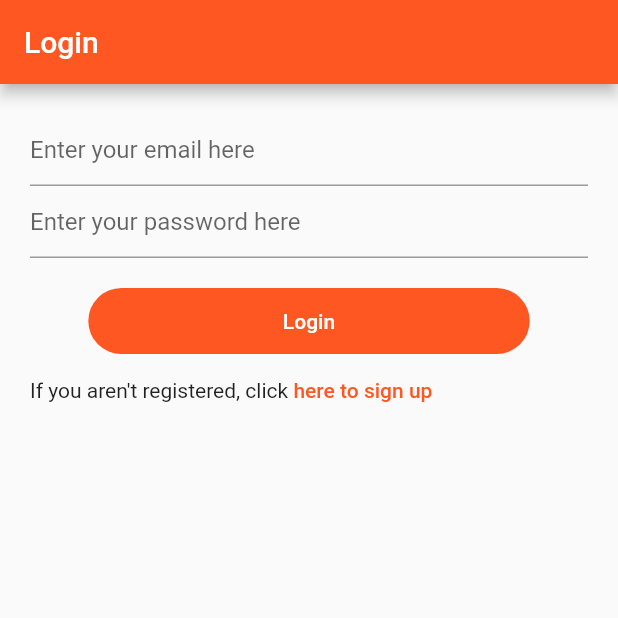
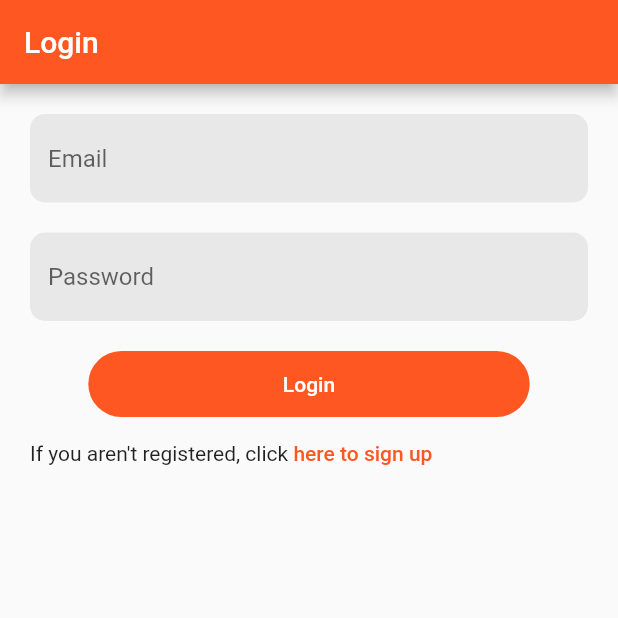
Before and after one commit to owhiteman/shared-list, a Flutter app: the screen it shows after launch, on a phone screen of 412 x 824 dp, the top half of it. Run offline on Flutter 3.47's test engine with Material 2 defaults, Android fonts, the phone set to English and light mode, and no system bars; our stand-ins replace cloud_firestore, firebase_auth, firebase_core, firebase_storage, image_picker; accounts and stored records are empty; generated files the repository leaves out were written again.

Commit message:
Re-usable textfield decoration for login and register

```diff
--- a/lib/views/login_view.dart
+++ b/lib/views/login_view.dart
@@ -3,6 +3,7 @@ import 'package:provider/provider.dart';
 import 'package:shared_list/auth/auth_service.dart';
 import 'package:shared_list/widgets/button.dart';
 import 'package:shared_list/widgets/error_message.dart';
+import 'package:shared_list/widgets/text_field_stylings.dart';
 
 class LoginView extends StatefulWidget {
   const LoginView({Key? key}) : super(key: key);
@@ -43,18 +44,15 @@ class _LoginViewState extends State<LoginView> {
             enableSuggestions: false,
             autocorrect: false,
             keyboardType: TextInputType.emailAddress,
-            decoration: const InputDecoration(
-              hintText: "Enter your email here",
-            ),
+            decoration: LoginTextFieldDecoration().decoration("Email"),
           ),
+          const SizedBox(height: 20),
           TextField(
             controller: _password,
             obscureText: true,
             enableSuggestions: false,
             autocorrect: false,
-            decoration: const InputDecoration(
-              hintText: "Enter your password here",
-            ),
+            decoration: LoginTextFieldDecoration().decoration("Password"),
           ),
           const SizedBox(height: 20),
           CustomButton(
--- a/lib/views/register_view.dart
+++ b/lib/views/register_view.dart
@@ -4,6 +4,7 @@ import 'package:provider/provider.dart';
 import 'package:shared_list/auth/auth_service.dart';
 import 'package:image_picker/image_picker.dart';
 import 'package:shared_list/widgets/button.dart';
+import 'package:shared_list/widgets/text_field_stylings.dart';
 
 class RegisterView extends StatefulWidget {
   const RegisterView({Key? key}) : super(key: key);
@@ -71,17 +72,15 @@ class _RegisterViewState extends State<RegisterView> {
             enableSuggestions: false,
             autocorrect: false,
             textCapitalization: TextCapitalization.words,
-            decoration: const InputDecoration(hintText: 'Enter your name here'),
+            decoration: LoginTextFieldDecoration().decoration("Name"),
           ),
-          const SizedBox(height: 30),
+          const SizedBox(height: 15),
           TextField(
             controller: _email,
             enableSuggestions: false,
             autocorrect: false,
             keyboardType: TextInputType.emailAddress,
-            decoration: const InputDecoration(
-              hintText: 'Enter your email address here',
-            ),
+            decoration: LoginTextFieldDecoration().decoration("Email"),
           ),
           const SizedBox(height: 30),
           TextField(
@@ -89,9 +88,7 @@ class _RegisterViewState extends State<RegisterView> {
             obscureText: true,
             enableSuggestions: false,
             autocorrect: false,
-            decoration: const InputDecoration(
-              hintText: 'Enter your password here',
-            ),
+            decoration: LoginTextFieldDecoration().decoration("Password"),
           ),
           const SizedBox(height: 15),
           TextField(
@@ -99,9 +96,8 @@ class _RegisterViewState extends State<RegisterView> {
             obscureText: true,
             enableSuggestions: false,
             autocorrect: false,
-            decoration: const InputDecoration(
-              hintText: 'Confirm your password here',
-            ),
+            decoration:
+                LoginTextFieldDecoration().decoration("Confirm password"),
           ),
           const SizedBox(height: 20),
           //circular widget to show accepted file
--- /dev/null
+++ b/lib/widgets/text_field_stylings.dart
@@ -0,0 +1,18 @@
+import 'package:flutter/material.dart';
+
+class LoginTextFieldDecoration {
+  InputDecoration decoration(String hintText) {
+    return InputDecoration(
+      hintText: hintText,
+      filled: true,
+      fillColor: const Color.fromARGB(255, 232, 232, 232),
+      border: OutlineInputBorder(
+        borderRadius: BorderRadius.circular(10),
+        borderSide: const BorderSide(
+          width: 0,
+          style: BorderStyle.none,
+        ),
+      ),
+    );
+  }
+}
```
